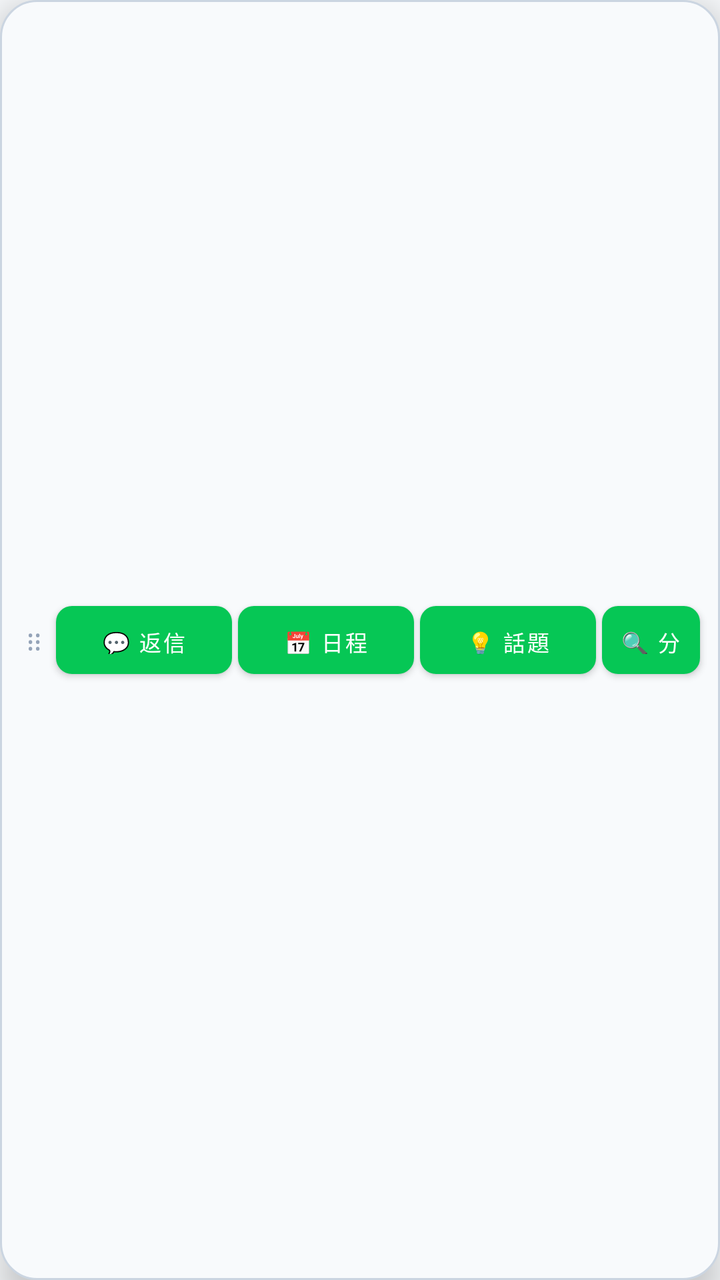
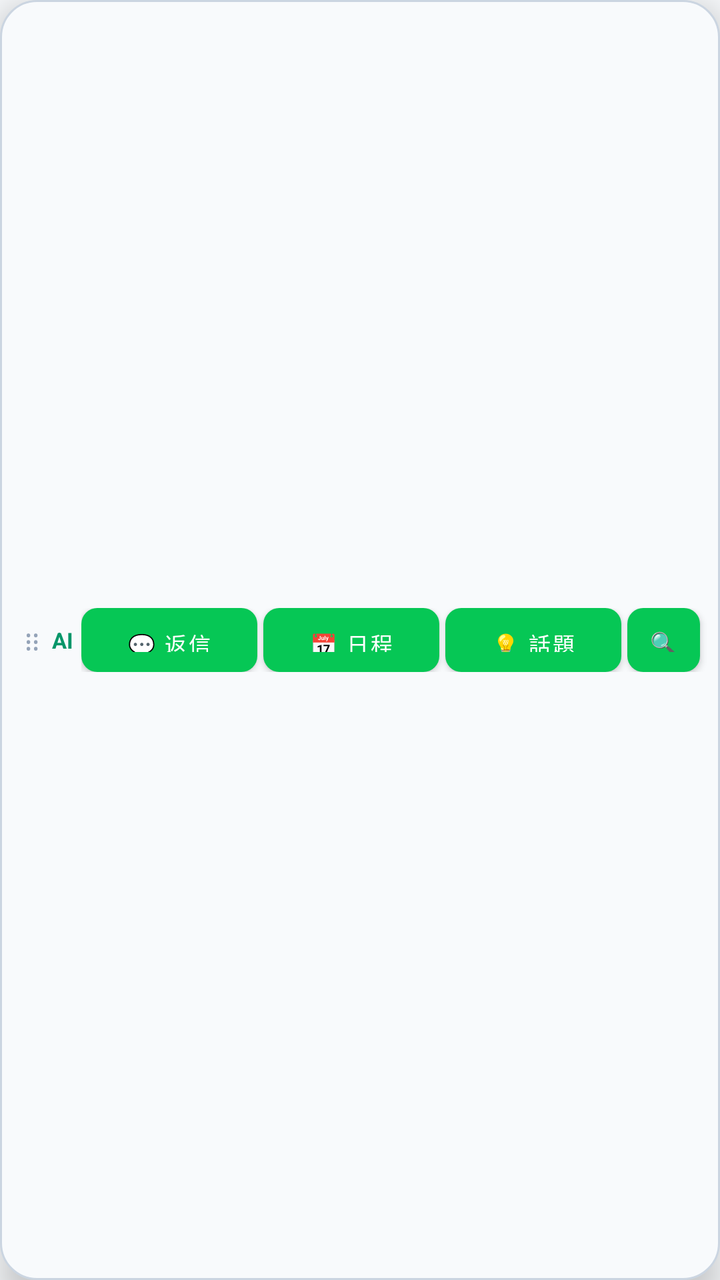

The first picture is an Android layout as it rendered before a commit; the second is the same layout after the commit. The layout source and the unified diff follow.
<!-- AndroidManifest.xml: application theme Theme.LineAiReply -->
<!-- res/layout/overlay_bottom_bar.xml -->
<?xml version="1.0" encoding="utf-8"?>
<LinearLayout xmlns:android="http://schemas.android.com/apk/res/android"
    android:id="@+id/bottomBarRoot"
    android:layout_width="wrap_content"
    android:layout_height="wrap_content"
    android:background="@drawable/bg_bottom_bar"
    android:elevation="10dp"
    android:gravity="center_vertical"
    android:orientation="horizontal"
    android:paddingHorizontal="6dp"
    android:paddingVertical="4dp">

    
    <TextView
        android:id="@+id/btnBottomBarDrag"
        android:layout_width="22dp"
        android:layout_height="32dp"
        android:gravity="center"
        android:text="⋮⋮"
        android:textColor="#94A3B8"
        android:textSize="14sp" />

    
    <Button
        android:id="@+id/btnBarReply"
        android:layout_width="wrap_content"
        android:layout_height="34dp"
        android:layout_marginEnd="3dp"
        android:background="@drawable/bg_overlay_btn"
        android:backgroundTint="@color/line_green"
        android:paddingHorizontal="8dp"
        android:text="💬 返信"
        android:textColor="@color/white"
        android:textSize="11sp" />

    
    <Button
        android:id="@+id/btnBarSchedule"
        android:layout_width="wrap_content"
        android:layout_height="34dp"
        android:layout_marginEnd="3dp"
        android:background="@drawable/bg_overlay_btn"
        android:backgroundTint="#0EA5E9"
        android:paddingHorizontal="8dp"
        android:text="📅 日程"
        android:textColor="@color/white"
        android:textSize="11sp" />

    
    <Button
        android:id="@+id/btnBarTopic"
        android:layout_width="wrap_content"
        android:layout_height="34dp"
        android:layout_marginEnd="3dp"
        android:background="@drawable/bg_overlay_btn"
        android:backgroundTint="#F59E0B"
        android:paddingHorizontal="8dp"
        android:text="💡 話題"
        android:textColor="@color/white"
        android:textSize="11sp" />

    
    <Button
        android:id="@+id/btnBarMood"
        android:layout_width="wrap_content"
        android:layout_height="34dp"
        android:layout_marginEnd="4dp"
        android:background="@drawable/bg_overlay_btn"
        android:backgroundTint="#8B5CF6"
        android:paddingHorizontal="8dp"
        android:text="🔍 分析"
        android:textColor="@color/white"
        android:textSize="11sp" />

    
    <TextView
        android:id="@+id/btnBarClose"
        android:layout_width="26dp"
        android:layout_height="32dp"
        android:gravity="center"
        android:text="✕"
        android:textColor="#64748B"
        android:textSize="14sp" />

</LinearLayout>
<!-- resources referenced by this layout -->
<resources>
  <color name="line_green">#06C755</color>
  <color name="white">#FFFFFF</color>
  <!-- drawable bg_bottom_bar (drawable) -->
  <?xml version="1.0" encoding="utf-8"?>
  <shape xmlns:android="http://schemas.android.com/apk/res/android"
      android:shape="rectangle">
      <solid android:color="#F8FAFC" />
      <corners android:radius="18dp" />
      <stroke
          android:width="1dp"
          android:color="#CBD5E1" />
  </shape>
  <!-- drawable bg_overlay_btn (drawable) -->
  <?xml version="1.0" encoding="utf-8"?>
  <shape xmlns:android="http://schemas.android.com/apk/res/android"
      android:shape="rectangle">
      <corners android:radius="8dp" />
      <solid android:color="@color/line_green" />
  </shape>
  <style name="Theme.LineAiReply" parent="Theme.MaterialComponents.DayNight.NoActionBar">
          <item name="colorPrimary">@color/line_green</item>
          <item name="colorPrimaryDark">@color/line_green_dark</item>
          <item name="android:windowBackground">@color/bg_light</item>
      </style>
  <color name="line_green_dark">#05A847</color>
  <color name="bg_light">#F8FAFC</color>
</resources>

<!-- the commit's change to res/layout/overlay_bottom_bar.xml (unified diff, before → after) -->
@@ -8,12 +8,12 @@
     android:gravity="center_vertical"
     android:orientation="horizontal"
     android:paddingHorizontal="6dp"
-    android:paddingVertical="4dp">
+    android:paddingVertical="3dp">
 
     
     <TextView
         android:id="@+id/btnBottomBarDrag"
-        android:layout_width="22dp"
+        android:layout_width="20dp"
         android:layout_height="32dp"
         android:gravity="center"
         android:text="⋮⋮"
@@ -21,65 +21,95 @@
         android:textSize="14sp" />
 
     
-    <Button
-        android:id="@+id/btnBarReply"
+    <TextView
+        android:id="@+id/textBarTitle"
         android:layout_width="wrap_content"
-        android:layout_height="34dp"
-        android:layout_marginEnd="3dp"
-        android:background="@drawable/bg_overlay_btn"
-        android:backgroundTint="@color/line_green"
-        android:paddingHorizontal="8dp"
-        android:text="💬 返信"
-        android:textColor="@color/white"
+        android:layout_height="wrap_content"
+        android:layout_marginEnd="4dp"
+        android:text="AI"
+        android:textStyle="bold"
+        android:textColor="#059669"
         android:textSize="11sp" />
 
     
-    <Button
-        android:id="@+id/btnBarSchedule"
+    <LinearLayout
+        android:id="@+id/layoutBarActions"
         android:layout_width="wrap_content"
-        android:layout_height="34dp"
-        android:layout_marginEnd="3dp"
-        android:background="@drawable/bg_overlay_btn"
-        android:backgroundTint="#0EA5E9"
-        android:paddingHorizontal="8dp"
-        android:text="📅 日程"
-        android:textColor="@color/white"
-        android:textSize="11sp" />
+        android:layout_height="wrap_content"
+        android:gravity="center_vertical"
+        android:orientation="horizontal">
+
+        
+        <Button
+            android:id="@+id/btnBarReply"
+            android:layout_width="wrap_content"
+            android:layout_height="32dp"
+            android:layout_marginEnd="3dp"
+            android:background="@drawable/bg_overlay_btn"
+            android:backgroundTint="@color/line_green"
+            android:paddingHorizontal="8dp"
+            android:text="💬 返信"
+            android:textColor="@color/white"
+            android:textSize="11sp" />
+
+        
+        <Button
+            android:id="@+id/btnBarSchedule"
+            android:layout_width="wrap_content"
+            android:layout_height="32dp"
+            android:layout_marginEnd="3dp"
+            android:background="@drawable/bg_overlay_btn"
+            android:backgroundTint="#0EA5E9"
+            android:paddingHorizontal="8dp"
+            android:text="📅 日程"
+            android:textColor="@color/white"
+            android:textSize="11sp" />
+
+        
+        <Button
+            android:id="@+id/btnBarTopic"
+            android:layout_width="wrap_content"
+            android:layout_height="32dp"
+            android:layout_marginEnd="3dp"
+            android:background="@drawable/bg_overlay_btn"
+            android:backgroundTint="#F59E0B"
+            android:paddingHorizontal="8dp"
+            android:text="💡 話題"
+            android:textColor="@color/white"
+            android:textSize="11sp" />
+
+        
+        <Button
+            android:id="@+id/btnBarMood"
+            android:layout_width="wrap_content"
+            android:layout_height="32dp"
+            android:layout_marginEnd="4dp"
+            android:background="@drawable/bg_overlay_btn"
+            android:backgroundTint="#8B5CF6"
+            android:paddingHorizontal="8dp"
+            android:text="🔍 分析"
+            android:textColor="@color/white"
+            android:textSize="11sp" />
+    </LinearLayout>
 
     
-    <Button
-        android:id="@+id/btnBarTopic"
-        android:layout_width="wrap_content"
-        android:layout_height="34dp"
-        android:layout_marginEnd="3dp"
-        android:background="@drawable/bg_overlay_btn"
-        android:backgroundTint="#F59E0B"
-        android:paddingHorizontal="8dp"
-        android:text="💡 話題"
-        android:textColor="@color/white"
-        android:textSize="11sp" />
-
-    
-    <Button
-        android:id="@+id/btnBarMood"
-        android:layout_width="wrap_content"
-        android:layout_height="34dp"
-        android:layout_marginEnd="4dp"
-        android:background="@drawable/bg_overlay_btn"
-        android:backgroundTint="#8B5CF6"
-        android:paddingHorizontal="8dp"
-        android:text="🔍 分析"
-        android:textColor="@color/white"
+    <TextView
+        android:id="@+id/btnBarMinimize"
+        android:layout_width="22dp"
+        android:layout_height="32dp"
+        android:gravity="center"
+        android:text="◀"
+        android:textColor="#64748B"
         android:textSize="11sp" />
 
     
     <TextView
         android:id="@+id/btnBarClose"
-        android:layout_width="26dp"
+        android:layout_width="22dp"
         android:layout_height="32dp"
         android:gravity="center"
         android:text="✕"
-        android:textColor="#64748B"
-        android:textSize="14sp" />
+        android:textColor="#94A3B8"
+        android:textSize="13sp" />
 
 </LinearLayout>
